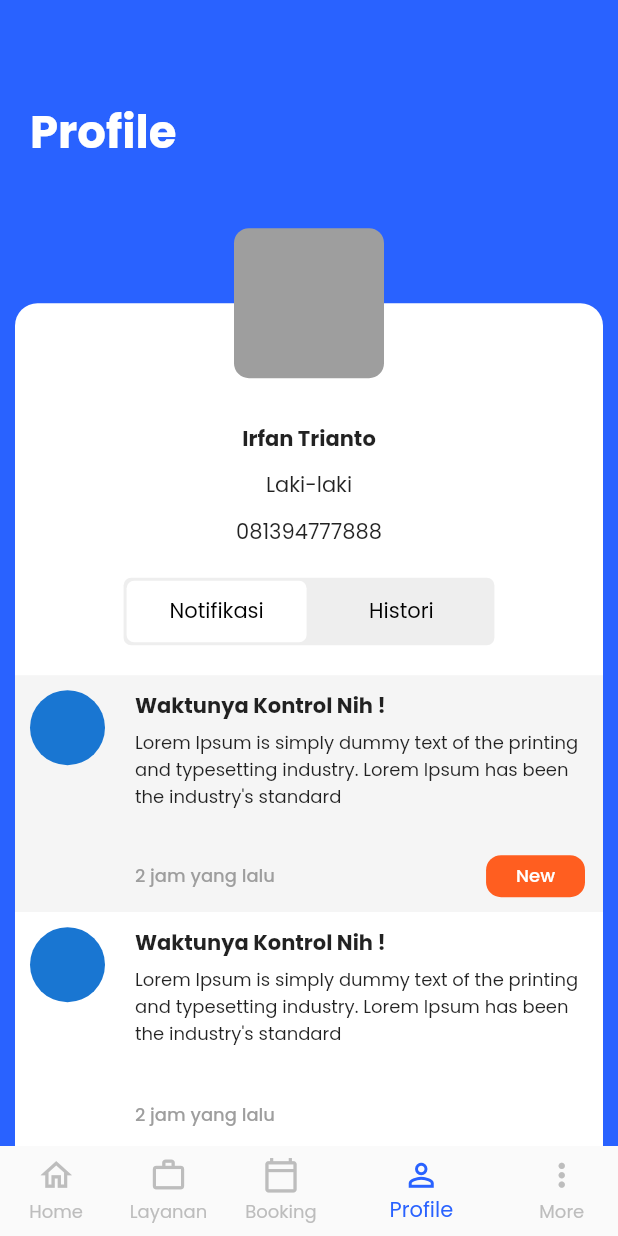
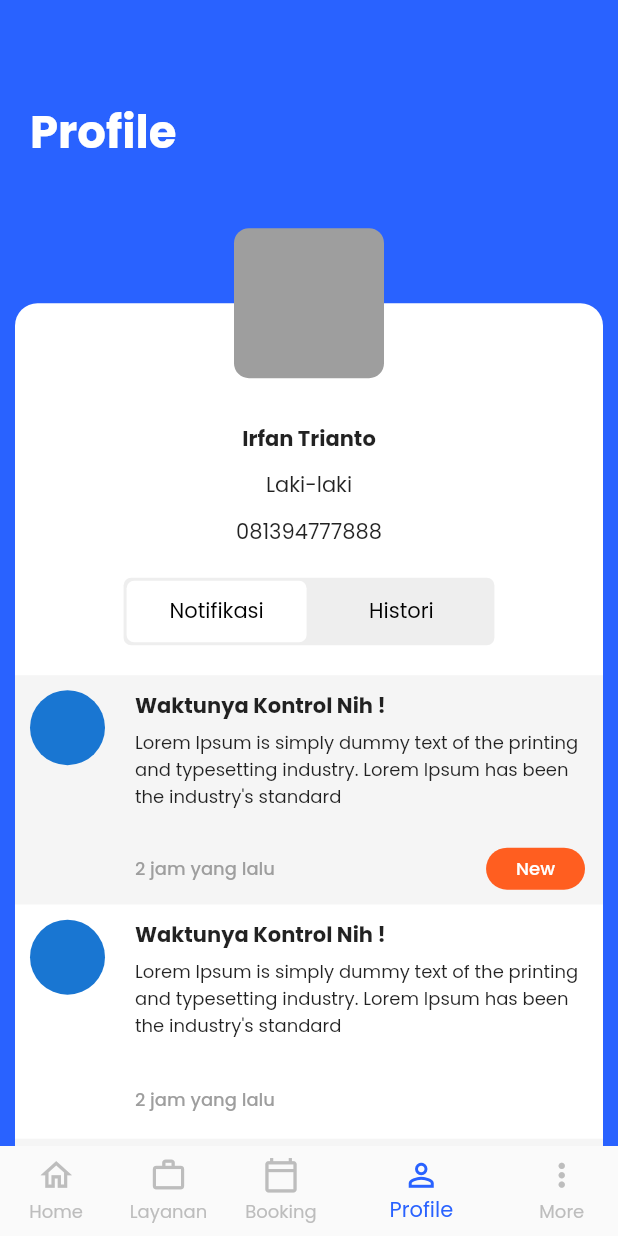
Before and after one commit to zanuarts/RS-TingkatAkhir, a Flutter app: the screen it shows after launch, item 4 of the bottom bar chosen, on a phone screen of 412 x 824 dp. Run offline on Flutter 3.47's test engine with Material 2 defaults, Android fonts, the phone set to English and light mode, and no system bars; our stand-ins replace carousel_pro, flutter_datetime_picker, google_maps_flutter; missing offline and left inert: cupertino_radio_choice.

Commit message:
little improvements

```diff
--- a/lib/src/ui/pages/profile/page_profile_dashboard.dart
+++ b/lib/src/ui/pages/profile/page_profile_dashboard.dart
@@ -1,7 +1,7 @@
 import 'package:flutter/cupertino.dart';
 import 'package:flutter/material.dart';
 import 'package:smkdev/src/constants/constant.dart';
-import 'package:smkdev/src/ui/components/profile/profile_list_item.dart';
+import 'package:smkdev/src/ui/widgets/profile/profile_list_item.dart';
 
 class ProfileDashboard extends StatefulWidget {
   @override
--- a/lib/src/ui/components/profile/profile_list_item.dart
+++ b/lib/src/ui/widgets/profile/profile_list_item.dart
@@ -46,7 +46,7 @@ class ProfileListItem extends StatelessWidget {
                             fontWeight: FontWeight.w400, fontSize: 12),
                       ),
                     ),
-                    SizedBox(height: 30),
+                    SizedBox(height: 25),
                     Container(
                       width: 300,
                       child: Row(
@@ -67,7 +67,7 @@ class ProfileListItem extends StatelessWidget {
                                       color: read
                                           ? Colors.transparent
                                           : colorSecondary,
-                                      borderRadius: BorderRadius.circular(10)),
+                                      borderRadius: BorderRadius.circular(15)),
                                   child: read
                                       ? Text("")
                                       : Text(
@@ -82,7 +82,7 @@ class ProfileListItem extends StatelessWidget {
                                       horizontal: 20, vertical: 5),
                                   decoration: BoxDecoration(
                                       color: done ? colorLabel2 : colorLabel1,
-                                      borderRadius: BorderRadius.circular(10)),
+                                      borderRadius: BorderRadius.circular(15)),
                                   child: Text(
                                     badge,
                                     style: TextStyle(
```
